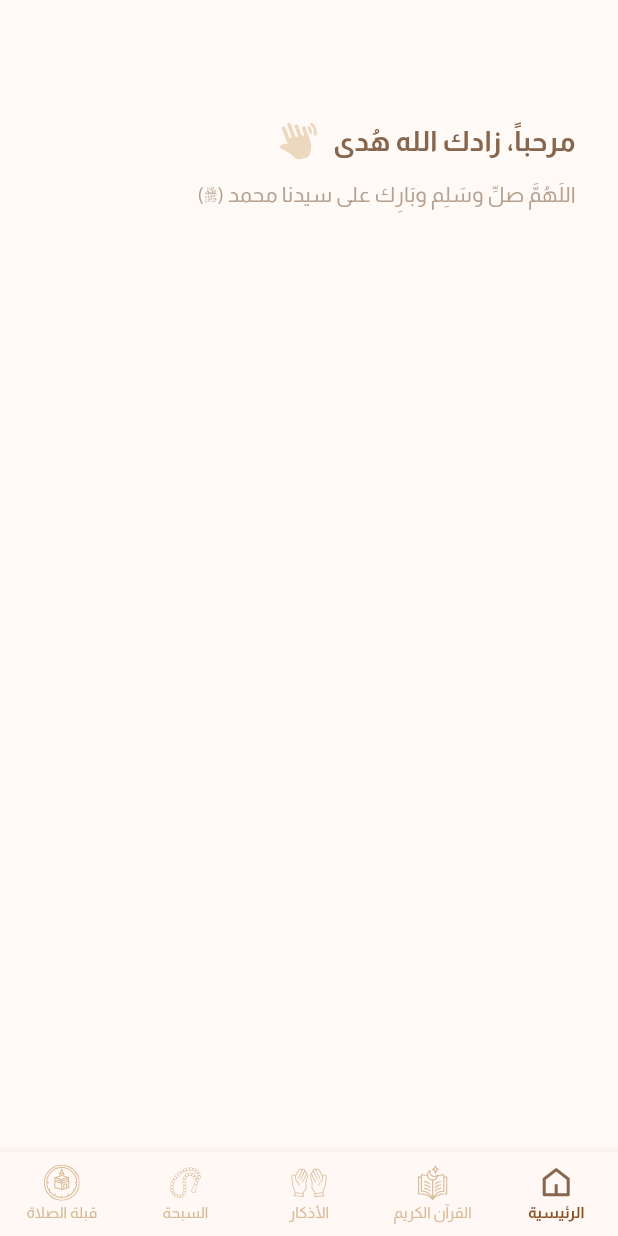
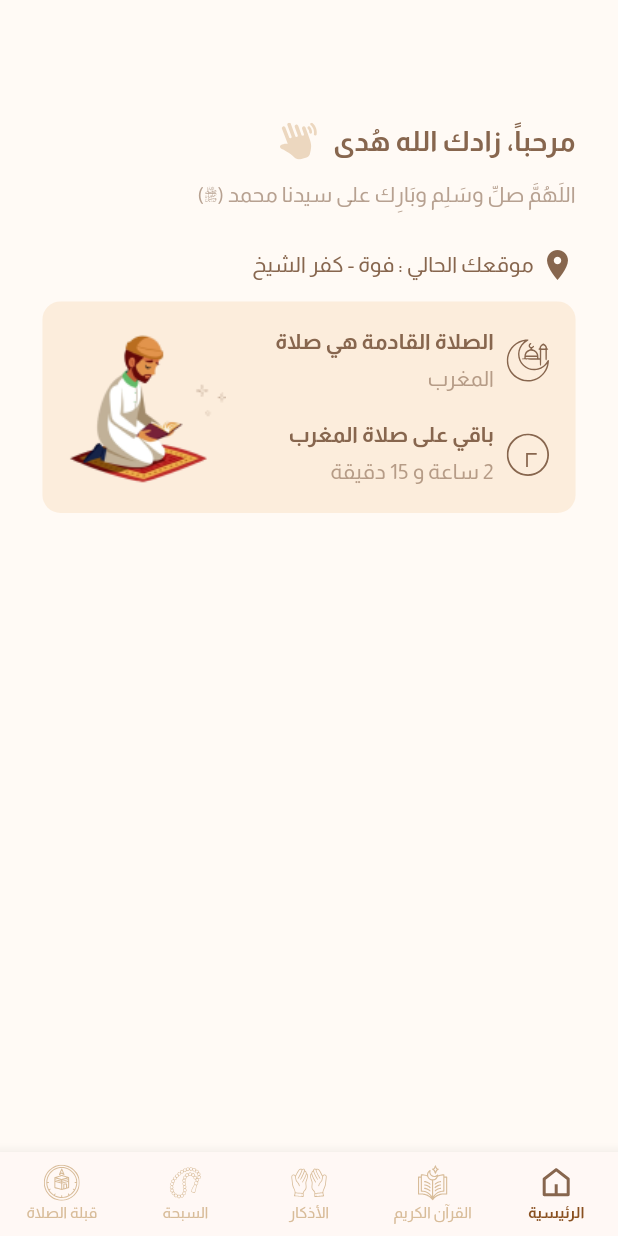
Before and after one commit to youssefhedefa/mo3een, a Flutter app: the screen it shows after launch, on a phone screen of 412 x 824 dp. Run offline on Flutter 3.47's test engine with Material 3 defaults, Android fonts, the phone set to English and light mode, and no system bars; our stand-ins replace easy_localization, flutter_bloc, flutter_screenutil, flutter_svg.

Commit message:
Create next salah container.

```diff
--- a/lib/core/helpers/icon_helper.dart
+++ b/lib/core/helpers/icon_helper.dart
@@ -5,4 +5,7 @@ abstract class AppIconHelper {
   static const String sep7aIcon = 'assets/icons/sepha.svg';
   static const String qeplaIcon = 'assets/icons/qpla.svg';
   static const String handIcon = 'assets/icons/hand.svg';
+  static const String mosqueIcon = 'assets/icons/next_prayer.svg';
+  static const String timeIcon = 'assets/icons/timer.svg';
+
 }
--- /dev/null
+++ b/lib/core/helpers/image_helper.dart
@@ -0,0 +1,3 @@
+abstract class AppImageHelper{
+  static const String prayerImage = 'assets/images/prayer.png';
+}
--- a/lib/core/helpers/text_style_helper.dart
+++ b/lib/core/helpers/text_style_helper.dart
@@ -18,6 +18,17 @@ abstract class AppTextStyleHelper{
     color: AppColorHelper.primaryColor.withOpacity(0.6),
   );
 
+  static TextStyle font14RegularPrimary = TextStyle(
+    fontSize: 14.sp,
+    color: AppColorHelper.primaryColor,
+  );
+
+  static TextStyle font14BoldPrimary = TextStyle(
+    fontSize: 14.sp,
+    fontWeight: FontWeight.bold,
+    color: AppColorHelper.primaryColor,
+  );
+
   static TextStyle font18BoldPrimary = TextStyle(
     fontSize: 18.sp,
     fontWeight: FontWeight.bold,
--- a/lib/features/home/presentation/home.dart
+++ b/lib/features/home/presentation/home.dart
@@ -1,6 +1,8 @@
 import 'package:flutter/material.dart';
 import 'package:flutter_screenutil/flutter_screenutil.dart';
+import 'package:mo3een/features/home/presentation/widgets/current_location_marker.dart';
 import 'package:mo3een/features/home/presentation/widgets/home_header.dart';
+import 'package:mo3een/features/home/presentation/widgets/next_salah_container.dart';
 
 class HomeView extends StatelessWidget {
   const HomeView({super.key});
@@ -9,10 +11,15 @@ class HomeView extends StatelessWidget {
   Widget build(BuildContext context) {
     return Scaffold(
       body: Padding(
-        padding: REdgeInsets.only(top: 76.h, left: 24.w, right: 24.w,bottom: 14.h),
+        padding:
+            REdgeInsets.only(top: 76.h, left: 24.w, right: 24.w, bottom: 14.h),
         child: const Column(
           children: [
             HomeHeader(),
+            SizedBox(height: 24),
+            CurrentLocationMarker(),
+            SizedBox(height: 12),
+            NextSalahContainer(),
           ],
         ),
       ),
--- /dev/null
+++ b/lib/features/home/presentation/widgets/current_location_marker.dart
@@ -0,0 +1,26 @@
+import 'package:flutter/material.dart';
+import 'package:mo3een/core/helpers/color_helper.dart';
+import 'package:mo3een/core/helpers/text_style_helper.dart';
+
+
+class CurrentLocationMarker extends StatelessWidget {
+  const CurrentLocationMarker({super.key});
+
+  @override
+  Widget build(BuildContext context) {
+    return Row(
+      children: [
+        const Icon(
+          Icons.location_on,
+          color: AppColorHelper.primaryColor,
+          size: 24,
+        ),
+        const SizedBox(width: 4),
+        Text(
+          'موقعك الحالي : فوة - كفر الشيخ',
+          style: AppTextStyleHelper.font14RegularPrimary,
+        ),
+      ],
+    );
+  }
+}
--- /dev/null
+++ b/lib/features/home/presentation/widgets/next_salah_container.dart
@@ -0,0 +1,57 @@
+import 'package:flutter/material.dart';
+import 'package:flutter_screenutil/flutter_screenutil.dart';
+import 'package:mo3een/core/helpers/color_helper.dart';
+import 'package:mo3een/core/helpers/icon_helper.dart';
+import 'package:mo3een/core/helpers/image_helper.dart';
+import 'package:mo3een/features/home/presentation/widgets/next_salah_text.dart';
+
+
+class NextSalahContainer extends StatelessWidget {
+  const NextSalahContainer({super.key});
+
+  @override
+  Widget build(BuildContext context) {
+    return Container(
+      padding: REdgeInsets.all(16),
+      decoration: BoxDecoration(
+        color: AppColorHelper.coffeeColor,
+        borderRadius: BorderRadius.circular(12),
+      ),
+      child: Row(
+        children: [
+          const Expanded(
+            flex: 65,
+            child: Column(
+              crossAxisAlignment: CrossAxisAlignment.start,
+              mainAxisAlignment: MainAxisAlignment.start,
+              children: [
+                NextSalahText(
+                  title: 'الصلاة القادمة هي صلاة ',
+                  subTitle: 'المغرب',
+                  svgIcon: AppIconHelper.mosqueIcon,
+                ),
+                SizedBox(height: 16),
+                NextSalahText(
+                  title: 'باقي على صلاة المغرب',
+                  subTitle: '2 ساعة و 15 دقيقة ',
+                  svgIcon: AppIconHelper.timeIcon,
+                ),
+              ],
+            ),
+          ),
+          Center(
+            child: Expanded(
+              flex: 30,
+              child: Center(
+                child: Image.asset(
+                  AppImageHelper.prayerImage,
+                  fit: BoxFit.cover,
+                ),
+              ),
+            ),
+          ),
+        ],
+      ),
+    );
+  }
+}
--- /dev/null
+++ b/lib/features/home/presentation/widgets/next_salah_text.dart
@@ -0,0 +1,39 @@
+import 'package:flutter/material.dart';
+import 'package:flutter_svg/flutter_svg.dart';
+import 'package:mo3een/core/helpers/text_style_helper.dart';
+
+class NextSalahText extends StatelessWidget {
+  const NextSalahText({super.key, required this.svgIcon, required this.title, required this.subTitle});
+
+  final String svgIcon;
+  final String title;
+  final String subTitle;
+
+  @override
+  Widget build(BuildContext context) {
+    return Row(
+      children: [
+        SvgPicture.asset(
+          svgIcon,
+          height: 30,
+          width: 30,
+        ),
+        const SizedBox(width: 8),
+        Column(
+          crossAxisAlignment: CrossAxisAlignment.start,
+          children: [
+            Text(
+              title,
+              style: AppTextStyleHelper.font14BoldPrimary,
+            ),
+            const SizedBox(height: 4),
+            Text(
+              subTitle,
+              style: AppTextStyleHelper.font14RegularPrimary60,
+            ),
+          ],
+        ),
+      ],
+    );
+  }
+}
```
